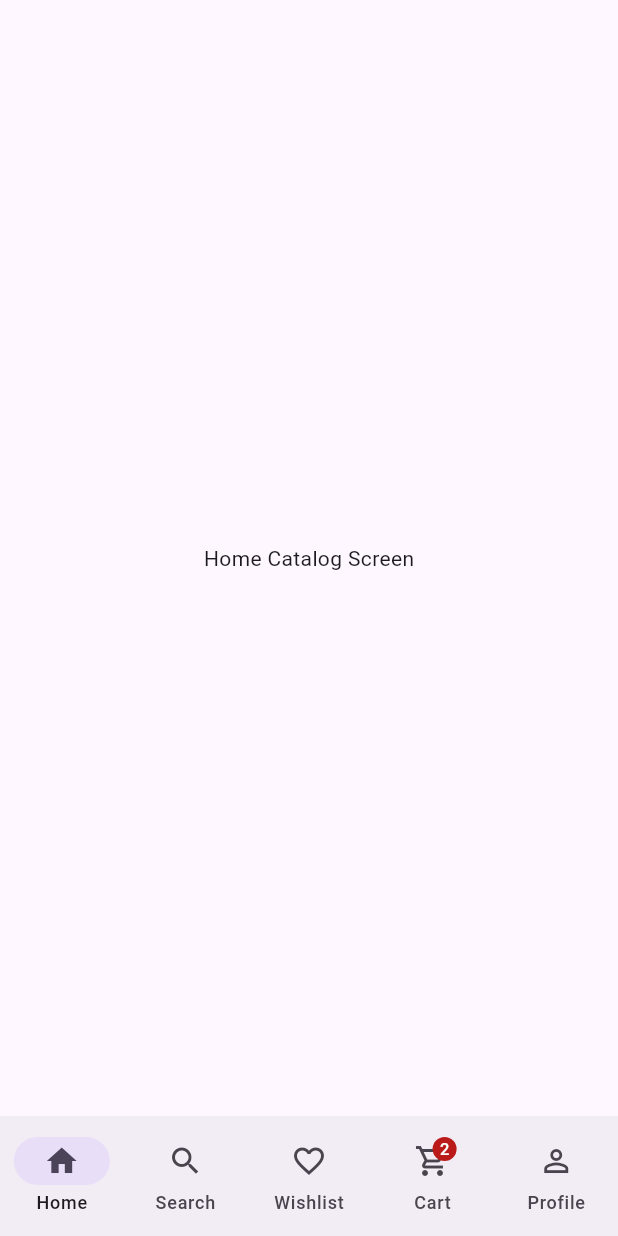
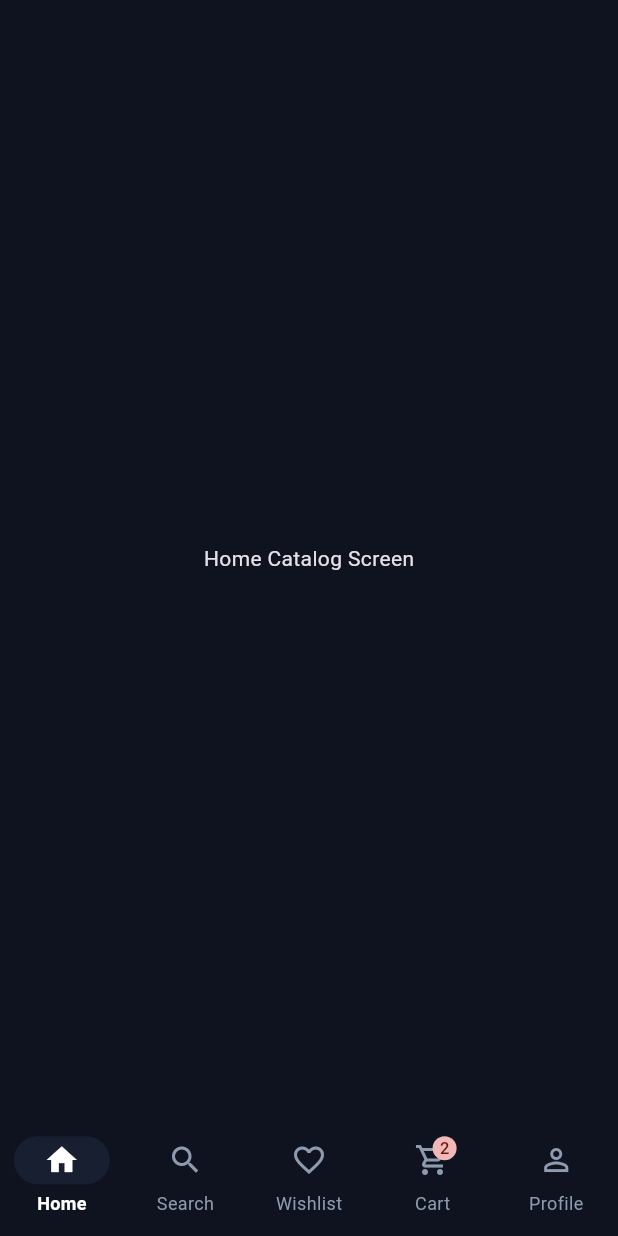
Before and after one commit to HanazonoArchive/Treadly, a Flutter app: the screen it shows after launch, on a phone screen of 412 x 824 dp. Run offline on Flutter 3.47's test engine with Material 3 defaults, Android fonts, the phone set to English and light mode, and no system bars; our stand-ins replace device_preview, get.

Commit message:
feat: initialize app with dark theme, GetX routing, and design reference assets

```diff
--- a/lib/core/app_theme.dart
+++ b/lib/core/app_theme.dart
@@ -1,20 +1,82 @@
 import 'package:flutter/material.dart';
 
-/// Centralized Theme Configuration
+/// Centralized Design System & Theme Configuration
 class AppTheme {
-  static final ThemeData light = ThemeData(
-    colorScheme: ColorScheme.fromSeed(
-      seedColor: Colors.deepPurple,
-      brightness: Brightness.light,
+  // 🎨 Core Brand Colors (extracted from your inspiration mockups)
+  static const Color bgDark = Color(0xFF0E131F);         // Deep Midnight Navy (Screen Background)
+  static const Color surfaceDark = Color(0xFF181F31);    // Dark Slate (Cards, Search Bars, Dialogs)
+  static const Color borderDark = Color(0xFF232D42);     // Subtle Card Borders
+  static const Color accentOrange = Color(0xFFFF7A00);   // Discounts, Badges, Star Ratings
+  static const Color productBg = Color(0xFFF4F5F7);      // Light Warm Stage (so black tires pop)
+
+  // 📝 Text Colors
+  static const Color textPrimary = Colors.white;
+  static const Color textSecondary = Color(0xFF8E9BAE);  // Muted grey for specs & subheadings
+
+  // 🌙 Dark Theme Definition (The default look for Treadly)
+  static final ThemeData dark = ThemeData(
+    useMaterial3: true,
+    brightness: Brightness.dark,
+    scaffoldBackgroundColor: bgDark,
+
+    // Top Bar Theme
+    appBarTheme: const AppBarTheme(
+      backgroundColor: bgDark,
+      elevation: 0,
+      centerTitle: false,
+      iconTheme: IconThemeData(color: textPrimary),
+      titleTextStyle: TextStyle(
+        color: textPrimary,
+        fontSize: 20,
+        fontWeight: FontWeight.bold,
+      ),
     ),
-    useMaterial3: true,
+
+    // Bottom Navigation Bar Theme (Midnight Slate)
+    navigationBarTheme: NavigationBarThemeData(
+      backgroundColor: bgDark,
+      elevation: 0,
+      indicatorColor: surfaceDark,
+      labelTextStyle: WidgetStateProperty.resolveWith((states) {
+        if (states.contains(WidgetState.selected)) {
+          return const TextStyle(
+            color: textPrimary,
+            fontSize: 12,
+            fontWeight: FontWeight.bold,
+          );
+        }
+        return const TextStyle(color: textSecondary, fontSize: 12);
+      }),
+      iconTheme: WidgetStateProperty.resolveWith((states) {
+        if (states.contains(WidgetState.selected)) {
+          return const IconThemeData(color: textPrimary, size: 24);
+        }
+        return const IconThemeData(color: textSecondary, size: 24);
+      }),
+    ),
+
+    // Card Theme (Rounded slate containers)
+    cardTheme: CardThemeData(
+      color: surfaceDark,
+      elevation: 0,
+      shape: RoundedRectangleBorder(
+        borderRadius: BorderRadius.circular(20),
+        side: const BorderSide(color: borderDark, width: 1),
+      ),
+    ),
+
+    // Button Theme (Luxury White Pill Buttons like in the mockup)
+    filledButtonTheme: FilledButtonThemeData(
+      style: FilledButton.styleFrom(
+        backgroundColor: Colors.white,
+        foregroundColor: Colors.black,
+        shape: RoundedRectangleBorder(borderRadius: BorderRadius.circular(30)),
+        padding: const EdgeInsets.symmetric(horizontal: 24, vertical: 14),
+        textStyle: const TextStyle(fontWeight: FontWeight.bold, fontSize: 15),
+      ),
+    ),
   );
 
-  static final ThemeData dark = ThemeData(
-    colorScheme: ColorScheme.fromSeed(
-      seedColor: Colors.deepPurple,
-      brightness: Brightness.dark,
-    ),
-    useMaterial3: true,
-  );
+  // Fallback light theme
+  static final ThemeData light = dark;
 }
--- a/lib/main.dart
+++ b/lib/main.dart
@@ -20,8 +20,9 @@ class MyApp extends StatelessWidget {
       useInheritedMediaQuery: true,
       locale: DevicePreview.locale(context),
       builder: DevicePreview.appBuilder,
-      theme: AppTheme.light,
+      theme: AppTheme.dark,
       darkTheme: AppTheme.dark,
+      themeMode: ThemeMode.dark,
       initialRoute: '/',
       getPages: [
         GetPage(name: '/', page: () => HomeView()),
```
Also changed, not shown: design-reference/original-299d2c6b1255455b8abefb6ddab83bcf.webp (added), design-reference/original-3dbee081b13b99478f97726755c0c8b5.webp (added), design-reference/original-9237e3d79f623f7251e1e8058e2a15b7.webp (added), design-reference/original-b61111731e27e79c093fa724964eb8c1.webp (added), design-reference/original-e4c295e4103f6329d650d3b453e4a803.webp (added).
